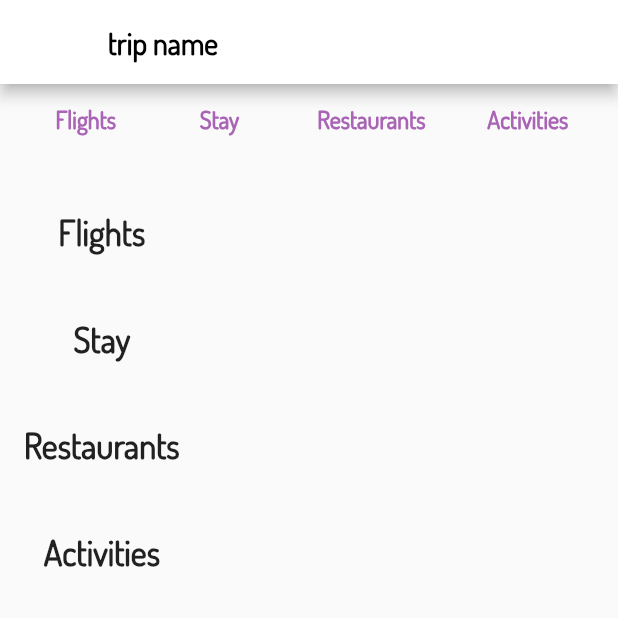
After one commit to lenaqurom/MasarnaGP, a Flutter app: the TripPlan screen opened by its route, on a phone screen of 412 x 824 dp, the top half of it. The commit adds this screen. Run offline on Flutter 3.47's test engine with Material 2 defaults, Android fonts, the phone set to English and light mode, and no system bars; our stand-ins replace dropdown_search, email_validator, flutter_native_splash, font_awesome_flutter, geolocator, jiffy and 1 more; missing offline and left inert: dart:ffi.

Commit message:
ya Allah bas

```diff
--- a/lib/auth/login.dart
+++ b/lib/auth/login.dart
@@ -40,10 +40,8 @@ class _LoginState extends State<Login> {
           'Content-Type': 'application/json; charset=UTF-8',
         },
         body: jsonEncode({
-          //if (email.isNotEmpty)
-          'email': email,
-          //if (email.isEmpty)
-          //'username': _usernameOrEmailController.text,
+          if (email.isNotEmpty) 'email': email,
+          if (email.isEmpty) 'username': _usernameOrEmailController.text,
           'password': password,
         }),
       );
--- a/lib/main.dart
+++ b/lib/main.dart
@@ -4,6 +4,7 @@ import 'package:masarna/auth/login.dart';
 import 'package:masarna/auth/signup.dart';
 import 'package:masarna/auth/forgot.dart';
 import 'package:masarna/user/home.dart';
+import 'package:masarna/trip/tripplan.dart';
 import 'package:flutter_native_splash/flutter_native_splash.dart';
 import 'package:geolocator/geolocator.dart';
 import 'package:jiffy/jiffy.dart';
@@ -41,6 +42,7 @@ class MyApp extends StatelessWidget {
         "signup": (context) => Signup(),
         "forgot": (context) => ForgotPassword(),
         "home": (context) => Home(),
+        "tripplan": (context)=> TripPlan(),
       },
     );
   }
--- /dev/null
+++ b/lib/trip/tripplan.dart
@@ -0,0 +1,109 @@
+import 'package:flutter/material.dart';
+
+class TripPlan extends StatefulWidget {
+  const TripPlan({Key? key}) : super(key: key);
+
+  @override
+  _TripPlanState createState() => _TripPlanState();
+}
+
+class _TripPlanState extends State<TripPlan> {
+  @override
+  Widget build(BuildContext context) {
+    return Scaffold(
+      appBar: AppBar(
+        backgroundColor: Colors.white,
+        title: Text(
+          'trip name',
+          style: TextStyle(
+            color: Colors.black, fontWeight: FontWeight.bold,
+          ),
+        ),
+      ),
+      body: Column(
+        crossAxisAlignment: CrossAxisAlignment.start,
+        children: [
+          Row(
+            mainAxisAlignment: MainAxisAlignment.spaceEvenly,
+            children: [
+              TripPlanButton('Flights', 0), // Pass an index to identify the section
+              TripPlanButton('Stay', 1),
+              TripPlanButton('Restaurants', 2),
+              TripPlanButton('Activities', 3),
+            ],
+          ),
+          SizedBox(height: 20.0),
+          Expanded(
+            child: SingleChildScrollView(
+              child: Column(
+                mainAxisAlignment: MainAxisAlignment.start,
+                children: [
+                  // Content for Flights
+                  buildSection('Flights', 0),
+                  // Content for Stay
+                  buildSection('Stay', 1),
+                  // Content for Restaurants
+                  buildSection('Restaurants', 2),
+                  // Content for Activities
+                  buildSection('Activities', 3),
+                ],
+              ),
+            ),
+          ),
+        ],
+      ),
+    );
+  }
+
+  Widget buildSection(String title, int index) {
+    // You can customize this section further with your specific content
+    return Container(
+      padding: EdgeInsets.all(16.0),
+      child: Column(
+        crossAxisAlignment: CrossAxisAlignment.start,
+        children: [
+          Text(
+            title,
+            style: TextStyle(
+              fontSize: 23.0,
+              fontWeight: FontWeight.bold,
+
+            ),
+          ),
+          SizedBox(height: 10.0),
+          // Add content for the respective section here
+        ],
+      ),
+    );
+  }
+}
+
+class TripPlanButton extends StatelessWidget {
+  final String label;
+  final int index;
+
+  TripPlanButton(this.label, this.index);
+
+  @override
+  Widget build(BuildContext context) {
+    return TextButton(
+      onPressed: () {
+        // Scroll to the respective section based on the index
+        Scrollable.ensureVisible(
+          context,
+          alignment: 0.0,
+          duration: Duration(seconds: 1),
+          curve: Curves.easeInOut,
+        );
+      },
+      child: Text(
+        label,
+        style: TextStyle(
+          fontSize: 16.0,
+          fontWeight: FontWeight.bold,
+          color:Color.fromARGB(255, 170, 100, 182),
+        ),
+      ),
+    );
+  }
+}
```
